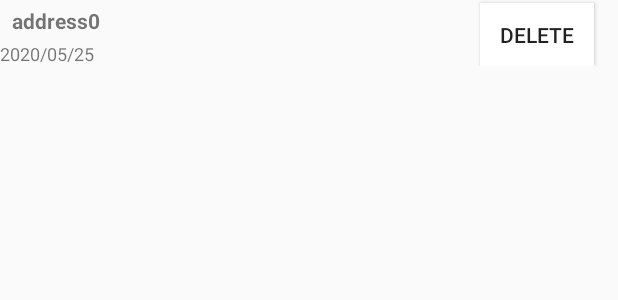
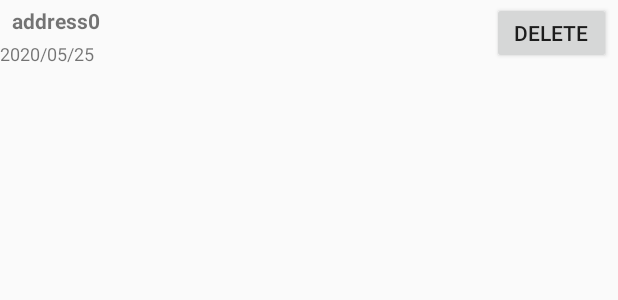
Before and after one commit to tys-hiroshi/android_dapp, an Android app: the layout list_address.xml on its own in the app's theme, with its tools: preview values and no code run, on a phone screen of 412 x 824 dp. Shown: the top 300 px of the screen. Run offline under Robolectric (Android 15) with nearby library versions, the phone set to English and light mode, and no system bars.

Commit message:
delete address

```diff
--- a/dapp/app/src/main/res/layout/list_address.xml
+++ b/dapp/app/src/main/res/layout/list_address.xml
@@ -8,7 +8,7 @@
     android:paddingBottom="16dp">
 
     <TextView
-        android:id="@+id/address"
+        android:id="@+id/TextViewAddressInAddressList"
         android:layout_width="300dp"
         android:layout_height="0dp"
         android:layout_marginStart="8dp"
@@ -25,20 +25,19 @@
         android:layout_marginTop="4dp"
         android:text="2020/05/25"
         android:textSize="12sp"
-        app:layout_constraintTop_toBottomOf="@+id/address"
+        app:layout_constraintTop_toBottomOf="@+id/TextViewAddressInAddressList"
         tools:layout_editor_absoluteX="8dp" />
 
     <Button
         android:id="@+id/buttonRemoveAddressInfo"
-        android:layout_width="76dp"
-        android:layout_height="42dp"
-        android:background="#FFFFFF"
-        android:onClick="removeAddressInfo"
+        android:layout_width="79dp"
+        android:layout_height="41dp"
         android:text="Delete"
         app:layout_constraintBottom_toBottomOf="parent"
-        app:layout_constraintHorizontal_bias="0.952"
+        app:layout_constraintHorizontal_bias="0.985"
         app:layout_constraintLeft_toLeftOf="parent"
         app:layout_constraintRight_toRightOf="parent"
         app:layout_constraintTop_toTopOf="parent"
-        app:layout_constraintVertical_bias="1.0" />
+        app:layout_constraintVertical_bias="0.615" />
+
 </androidx.constraintlayout.widget.ConstraintLayout>
```
Also changed, not shown: dapp/app/src/main/java/com/hblockth/dapp/AddressListActivity.kt (+25 -4 lines), dapp/app/src/main/java/com/hblockth/dapp/adapter/AddressViewAdapter.kt (+6 -4 lines).
